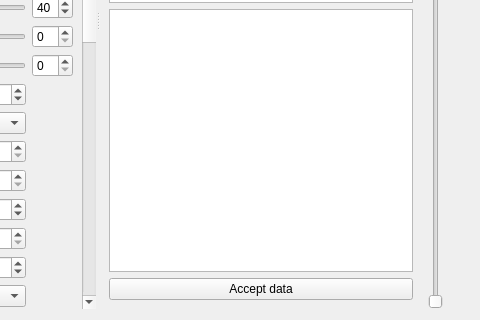
The window that ui/send_recv.ui (jopohl/urh) describes before a commit, drawn with Qt 5; both pictures show x 320 to 800 and y 280 to 600 of the 800 by 600 pixel window.
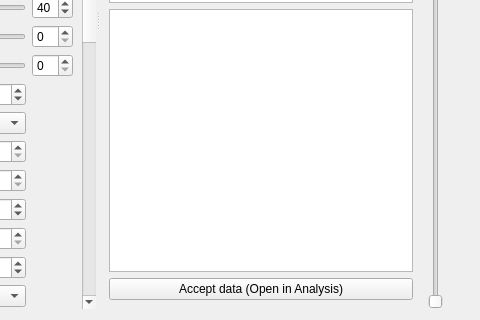
The same window after the commit. Icons and pictures are not drawn. Custom widgets are drawn as their Qt base class.

Commit message: fix button caption

What changed in the file:
```diff
--- a/ui/send_recv.ui
+++ b/ui/send_recv.ui
@@ -991,7 +991,7 @@
               <string>&lt;html&gt;&lt;head/&gt;&lt;body&gt;&lt;p&gt;Accept the sniffed data and load it into &lt;span style=&quot; font-weight:600;&quot;&gt;Analysis&lt;/span&gt; tab.&lt;/p&gt;&lt;/body&gt;&lt;/html&gt;</string>
              </property>
              <property name="text">
-              <string>Accept data</string>
+              <string>Accept data (Open in Analysis)</string>
              </property>
              <property name="autoDefault">
               <bool>false</bool>
```
The commit also changes 1 other file.
